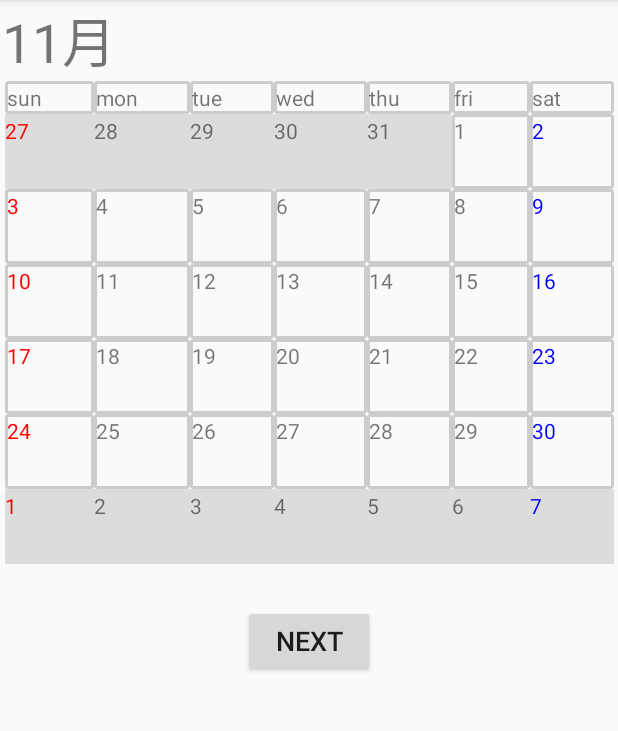
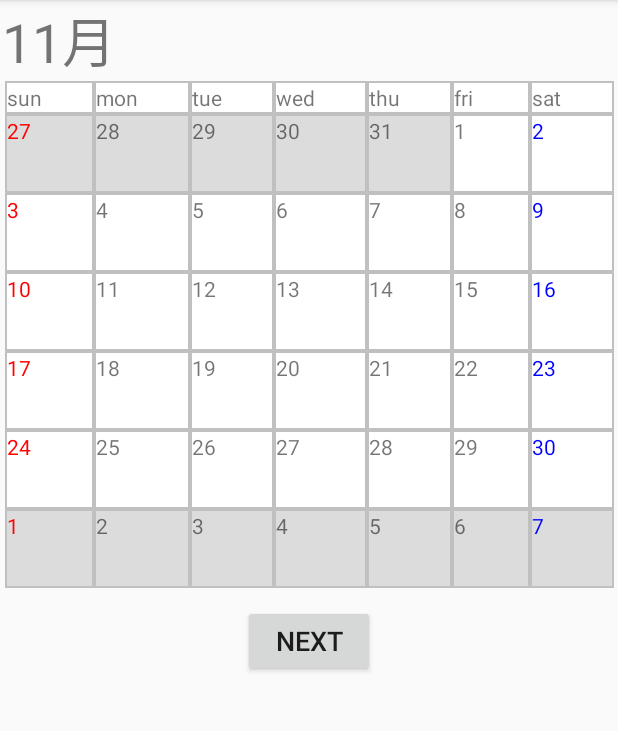
Before and after one commit to fkmrtsk/MyCalendar, an Android app: the LeftFragment screen opened through its navigation route, on a phone screen of 412 x 824 dp, the part 84-815 px from its top. Run offline under Robolectric (Android 15) with nearby library versions, the phone set to English and light mode, and no system bars.

Commit message:
change_background_color 枠線を表示するよう修正

```diff
--- a/app/src/main/res/layout/fragment_left.xml
+++ b/app/src/main/res/layout/fragment_left.xml
@@ -27,440 +27,495 @@
         <TableRow
             android:id="@+id/weekView"
             android:layout_width="match_parent"
-            android:layout_height="match_parent">
+            android:layout_height="match_parent"
+            android:background="#c0c0c0">
 
             <TextView
                 android:id="@+id/sunView"
                 android:layout_width="wrap_content"
                 android:layout_height="wrap_content"
                 android:layout_weight="1"
-                android:background="@drawable/text_border"
-                android:text="@string/sunView"/>
+                android:background="#FFFFFF"
+                android:text="@string/sunView"
+                android:layout_margin="1dp"/>
 
             <TextView
                 android:id="@+id/monView"
                 android:layout_width="wrap_content"
                 android:layout_height="wrap_content"
                 android:layout_weight="1"
-                android:background="@drawable/text_border"
-                android:text="@string/monView"/>
+                android:background="#FFFFFF"
+                android:text="@string/monView"
+                android:layout_margin="1dp"/>
 
             <TextView
                 android:id="@+id/tueView"
                 android:layout_width="wrap_content"
                 android:layout_height="wrap_content"
                 android:layout_weight="1"
-                android:background="@drawable/text_border"
-                android:text="@string/tueView"/>
+                android:background="#FFFFFF"
+                android:text="@string/tueView"
+                android:layout_margin="1dp"/>
 
             <TextView
                 android:id="@+id/wedView"
                 android:layout_width="wrap_content"
                 android:layout_height="wrap_content"
                 android:layout_weight="1"
-                android:background="@drawable/text_border"
-                android:text="@string/wedView"/>
+                android:background="#FFFFFF"
+                android:text="@string/wedView"
+                android:layout_margin="1dp"/>
 
             <TextView
                 android:id="@+id/thuView"
                 android:layout_width="wrap_content"
                 android:layout_height="wrap_content"
                 android:layout_weight="1"
-                android:background="@drawable/text_border"
-                android:text="@string/thuView"/>
+                android:background="#FFFFFF"
+                android:text="@string/thuView"
+                android:layout_margin="1dp"/>
 
             <TextView
                 android:id="@+id/friView"
                 android:layout_width="wrap_content"
                 android:layout_height="wrap_content"
                 android:layout_weight="1"
-                android:background="@drawable/text_border"
-                android:text="@string/friView"/>
+                android:background="#FFFFFF"
+                android:text="@string/friView"
+                android:layout_margin="1dp"/>
 
             <TextView
                 android:id="@+id/satView"
                 android:layout_width="wrap_content"
                 android:layout_height="wrap_content"
                 android:layout_weight="1"
-                android:background="@drawable/text_border"
-                android:text="@string/satView"/>
-
+                android:background="#FFFFFF"
+                android:text="@string/satView"
+                android:layout_margin="1dp"/>
         </TableRow>
 
         <TableRow
             android:id="@+id/firstWeekView"
             android:layout_width="match_parent"
-            android:layout_height="match_parent">
+            android:layout_height="match_parent"
+            android:background="#c0c0c0">
 
             <TextView
                 android:id="@+id/sunFirstView"
                 android:layout_width="wrap_content"
                 android:layout_height="50dp"
                 android:layout_weight="1"
-                android:background="@drawable/text_border"
-                android:text="@string/sunFirstView"/>
+                android:background="#FFFFFF"
+                android:text="@string/sunFirstView"
+                android:layout_margin="1dp"/>
 
             <TextView
                 android:id="@+id/monFirstView"
                 android:layout_width="wrap_content"
                 android:layout_height="50dp"
                 android:layout_weight="1"
-                android:background="@drawable/text_border"
-                android:text="@string/monFirstView"/>
+                android:background="#FFFFFF"
+                android:text="@string/monFirstView"
+                android:layout_margin="1dp"/>
 
             <TextView
                 android:id="@+id/tueFirstView"
                 android:layout_width="wrap_content"
                 android:layout_height="50dp"
                 android:layout_weight="1"
-                android:background="@drawable/text_border"
-                android:text="@string/tueFirstView"/>
+                android:background="#FFFFFF"
+                android:text="@string/tueFirstView"
+                android:layout_margin="1dp"/>
 
             <TextView
                 android:id="@+id/wedFirstView"
                 android:layout_width="wrap_content"
                 android:layout_height="50dp"
                 android:layout_weight="1"
-                android:background="@drawable/text_border"
-                android:text="@string/wedFirstView"/>
+                android:background="#FFFFFF"
+                android:text="@string/wedFirstView"
+                android:layout_margin="1dp"/>
 
             <TextView
                 android:id="@+id/thuFirstView"
                 android:layout_width="wrap_content"
                 android:layout_height="50dp"
                 android:layout_weight="1"
-                android:background="@drawable/text_border"
-                android:text="@string/thuFirstView"/>
+                android:background="#FFFFFF"
+                android:text="@string/thuFirstView"
+                android:layout_margin="1dp"/>
 
             <TextView
                 android:id="@+id/friFirstView"
                 android:layout_width="wrap_content"
                 android:layout_height="50dp"
                 android:layout_weight="1"
-                android:background="@drawable/text_border"
-                android:text="@string/friFirstView"/>
+                android:background="#FFFFFF"
+                android:text="@string/friFirstView"
+                android:layout_margin="1dp"/>
 
             <TextView
                 android:id="@+id/satFirstView"
                 android:layout_width="wrap_content"
                 android:layout_height="50dp"
                 android:layout_weight="1"
-                android:background="@drawable/text_border"
-                android:text="@string/satFirstView"/>
+                android:background="#FFFFFF"
+                android:text="@string/satFirstView"
+                android:layout_margin="1dp"/>
         </TableRow>
 
         <TableRow
             android:id="@+id/secondWeekView"
             android:layout_width="match_parent"
-            android:layout_height="match_parent">
+            android:layout_height="match_parent"
+            android:background="#c0c0c0">
 
             <TextView
                 android:id="@+id/sunSecondView"
                 android:layout_width="wrap_content"
                 android:layout_height="50dp"
                 android:layout_weight="1"
-                android:background="@drawable/text_border"
-                android:text="@string/sunFirstView"/>
+                android:background="#FFFFFF"
+                android:text="@string/sunFirstView"
+                android:layout_margin="1dp"/>
 
             <TextView
                 android:id="@+id/monSecondView"
                 android:layout_width="wrap_content"
                 android:layout_height="50dp"
                 android:layout_weight="1"
-                android:background="@drawable/text_border"
-                android:text="@string/monFirstView"/>
+                android:background="#FFFFFF"
+                android:text="@string/monFirstView"
+                android:layout_margin="1dp"/>
 
             <TextView
                 android:id="@+id/tueSecondView"
                 android:layout_width="wrap_content"
                 android:layout_height="50dp"
                 android:layout_weight="1"
-                android:background="@drawable/text_border"
-                android:text="@string/tueFirstView"/>
+                android:background="#FFFFFF"
+                android:text="@string/tueFirstView"
+                android:layout_margin="1dp"/>
 
             <TextView
                 android:id="@+id/wedSecondView"
                 android:layout_width="wrap_content"
                 android:layout_height="50dp"
                 android:layout_weight="1"
-                android:background="@drawable/text_border"
-                android:text="@string/wedFirstView"/>
+                android:background="#FFFFFF"
+                android:text="@string/wedFirstView"
+                android:layout_margin="1dp"/>
 
             <TextView
                 android:id="@+id/thuSecondView"
                 android:layout_width="wrap_content"
                 android:layout_height="50dp"
                 android:layout_weight="1"
-                android:background="@drawable/text_border"
-                android:text="@string/thuFirstView"/>
+                android:background="#FFFFFF"
+                android:text="@string/thuFirstView"
+                android:layout_margin="1dp"/>
 
             <TextView
                 android:id="@+id/friSecondView"
                 android:layout_width="wrap_content"
                 android:layout_height="50dp"
                 android:layout_weight="1"
-                android:background="@drawable/text_border"
-                android:text="@string/friFirstView"/>
+                android:background="#FFFFFF"
+                android:text="@string/friFirstView"
+                android:layout_margin="1dp"/>
 
             <TextView
                 android:id="@+id/satSecondView"
                 android:layout_width="wrap_content"
                 android:layout_height="50dp"
                 android:layout_weight="1"
-                android:background="@drawable/text_border"
-                android:text="@string/satFirstView"/>
+                android:background="#FFFFFF"
+                android:text="@string/satFirstView"
+                android:layout_margin="1dp"/>
 
         </TableRow>
 
         <TableRow
             android:id="@+id/thirdWeekView"
             android:layout_width="match_parent"
-            android:layout_height="match_parent">
+            android:layout_height="match_parent"
+            android:background="#c0c0c0">
 
             <TextView
                 android:id="@+id/sunThirdView"
                 android:layout_width="wrap_content"
                 android:layout_height="50dp"
                 android:layout_weight="1"
-                android:background="@drawable/text_border"
-                android:text="@string/sunFirstView"/>
+                android:background="#FFFFFF"
+                android:text="@string/sunFirstView"
+                android:layout_margin="1dp"/>
 
             <TextView
                 android:id="@+id/monThirdView"
                 android:layout_width="wrap_content"
                 android:layout_height="50dp"
                 android:layout_weight="1"
-                android:background="@drawable/text_border"
-                android:text="@string/monFirstView"/>
+                android:background="#FFFFFF"
+                android:text="@string/monFirstView"
+                android:layout_margin="1dp"/>
 
             <TextView
                 android:id="@+id/tueThirdView"
                 android:layout_width="wrap_content"
                 android:layout_height="50dp"
                 android:layout_weight="1"
-                android:background="@drawable/text_border"
-                android:text="@string/tueFirstView"/>
+                android:background="#FFFFFF"
+                android:text="@string/tueFirstView"
+                android:layout_margin="1dp"/>
 
             <TextView
                 android:id="@+id/wedThirdView"
                 android:layout_width="wrap_content"
                 android:layout_height="50dp"
                 android:layout_weight="1"
-                android:background="@drawable/text_border"
-                android:text="@string/wedFirstView"/>
+                android:background="#FFFFFF"
+                android:text="@string/wedFirstView"
+                android:layout_margin="1dp"/>
 
             <TextView
                 android:id="@+id/thuThirdView"
                 android:layout_width="wrap_content"
                 android:layout_height="50dp"
                 android:layout_weight="1"
-                android:background="@drawable/text_border"
-                android:text="@string/thuFirstView"/>
+                android:background="#FFFFFF"
+                android:text="@string/thuFirstView"
+                android:layout_margin="1dp"/>
 
             <TextView
                 android:id="@+id/friThirdView"
                 android:layout_width="wrap_content"
                 android:layout_height="50dp"
                 android:layout_weight="1"
-                android:background="@drawable/text_border"
-                android:text="@string/friFirstView"/>
+                android:background="#FFFFFF"
+                android:text="@string/friFirstView"
+                android:layout_margin="1dp"/>
 
             <TextView
                 android:id="@+id/satThirdView"
                 android:layout_width="wrap_content"
                 android:layout_height="50dp"
                 android:layout_weight="1"
-                android:background="@drawable/text_border"
-                android:text="@string/satFirstView"/>
+                android:background="#FFFFFF"
+                android:text="@string/satFirstView"
+                android:layout_margin="1dp"/>
 
         </TableRow>
 
         <TableRow
             android:id="@+id/fourthWeekView"
             android:layout_width="match_parent"
-            android:layout_height="match_parent">
+            android:layout_height="match_parent"
+            android:background="#c0c0c0">
 
             <TextView
                 android:id="@+id/sunFourthView"
                 android:layout_width="wrap_content"
                 android:layout_height="50dp"
                 android:layout_weight="1"
-                android:background="@drawable/text_border"
-                android:text="@string/sunFirstView"/>
+                android:background="#FFFFFF"
+                android:text="@string/sunFirstView"
+                android:layout_margin="1dp"/>
 
             <TextView
                 android:id="@+id/monFourthView"
                 android:layout_width="wrap_content"
                 android:layout_height="50dp"
                 android:layout_weight="1"
-                android:background="@drawable/text_border"
-                android:text="@string/monFirstView"/>
+                android:background="#FFFFFF"
+                android:text="@string/monFirstView"
+                android:layout_margin="1dp"/>
 
             <TextView
                 android:id="@+id/tueFourthView"
                 android:layout_width="wrap_content"
                 android:layout_height="50dp"
                 android:layout_weight="1"
-                android:background="@drawable/text_border"
-                android:text="@string/tueFirstView"/>
+                android:background="#FFFFFF"
+                android:text="@string/tueFirstView"
+                android:layout_margin="1dp"/>
 
             <TextView
                 android:id="@+id/wedFourthView"
                 android:layout_width="wrap_content"
                 android:layout_height="50dp"
                 android:layout_weight="1"
-                android:background="@drawable/text_border"
-                android:text="@string/wedFirstView"/>
+                android:background="#FFFFFF"
+                android:text="@string/wedFirstView"
+                android:layout_margin="1dp"/>
 
             <TextView
                 android:id="@+id/thuFourthView"
                 android:layout_width="wrap_content"
                 android:layout_height="50dp"
                 android:layout_weight="1"
-                android:background="@drawable/text_border"
-                android:text="@string/thuFirstView"/>
+                android:background="#FFFFFF"
+                android:text="@string/thuFirstView"
+                android:layout_margin="1dp"/>
 
             <TextView
                 android:id="@+id/friFourthView"
                 android:layout_width="wrap_content"
                 android:layout_height="50dp"
                 android:layout_weight="1"
-                android:background="@drawable/text_border"
-                android:text="@string/friFirstView"/>
+                android:background="#FFFFFF"
+                android:text="@string/friFirstView"
+                android:layout_margin="1dp"/>
 
             <TextView
                 android:id="@+id/satFourthView"
                 android:layout_width="wrap_content"
                 android:layout_height="50dp"
                 android:layout_weight="1"
-                android:background="@drawable/text_border"
-                android:text="@string/satFirstView"/>
+                android:background="#FFFFFF"
+                android:text="@string/satFirstView"
+                android:layout_margin="1dp"/>
 
         </TableRow>
 
         <TableRow
             android:id="@+id/fifthWeekView"
             android:layout_width="match_parent"
-            android:layout_height="match_parent">
+            android:layout_height="match_parent"
+            android:background="#c0c0c0">
 
             <TextView
                 android:id="@+id/sunFifthView"
                 android:layout_width="wrap_content"
                 android:layout_height="50dp"
                 android:layout_weight="1"
-                android:background="@drawable/text_border"
-                android:text="@string/sunFirstView"/>
+                android:background="#FFFFFF"
+                android:text="@string/sunFirstView"
+                android:layout_margin="1dp"/>
 
             <TextView
                 android:id="@+id/monFifthView"
                 android:layout_width="wrap_content"
                 android:layout_height="50dp"
                 android:layout_weight="1"
-                android:background="@drawable/text_border"
-                android:text="@string/monFirstView"/>
+                android:background="#FFFFFF"
+                android:text="@string/monFirstView"
+                android:layout_margin="1dp"/>
 
             <TextView
                 android:id="@+id/tueFifthView"
                 android:layout_width="wrap_content"
                 android:layout_height="50dp"
                 android:layout_weight="1"
-                android:background="@drawable/text_border"
-                android:text="@string/tueFirstView"/>
+                android:background="#FFFFFF"
+                android:text="@string/tueFirstView"
+                android:layout_margin="1dp"/>
 
             <TextView
                 android:id="@+id/wedFifthView"
                 android:layout_width="wrap_content"
                 android:layout_height="50dp"
                 android:layout_weight="1"
-                android:background="@drawable/text_border"
-                android:text="@string/wedFirstView"/>
+                android:background="#FFFFFF"
+                android:text="@string/wedFirstView"
+                android:layout_margin="1dp"/>
 
             <TextView
                 android:id="@+id/thuFifthView"
                 android:layout_width="wrap_content"
                 android:layout_height="50dp"
                 android:layout_weight="1"
-                android:background="@drawable/text_border"
-                android:text="@string/thuFirstView"/>
+                android:background="#FFFFFF"
+                android:text="@string/thuFirstView"
+                android:layout_margin="1dp"/>
 
             <TextView
                 android:id="@+id/friFifthView"
                 android:layout_width="wrap_content"
                 android:layout_height="50dp"
                 android:layout_weight="1"
-                android:background="@drawable/text_border"
-                android:text="@string/friFirstView"/>
+                android:background="#FFFFFF"
+                android:text="@string/friFirstView"
+                android:layout_margin="1dp"/>
 
             <TextView
                 android:id="@+id/satFifthView"
                 android:layout_width="wrap_content"
                 android:layout_height="50dp"
                 android:layout_weight="1"
-                android:background="@drawable/text_border"
-                android:text="@string/satFirstView"/>
+                android:background="#FFFFFF"
+                android:text="@string/satFirstView"
+                android:layout_margin="1dp"/>
 
         </TableRow>
 
         <TableRow
             android:id="@+id/sixthWeekView"
             android:layout_width="match_parent"
-            android:layout_height="match_parent">
+            android:layout_height="match_parent"
+            android:background="#c0c0c0">
 
             <TextView
                 android:id="@+id/sunSixthView"
                 android:layout_width="wrap_content"
                 android:layout_height="50dp"
                 android:layout_weight="1"
-                android:background="@drawable/text_border"
-                android:text="@string/sunFirstView"/>
+                android:background="#FFFFFF"
+                android:text="@string/sunFirstView"
+                android:layout_margin="1dp"/>
 
             <TextView
                 android:id="@+id/monSixthView"
                 android:layout_width="wrap_content"
                 android:layout_height="50dp"
                 android:layout_weight="1"
-                android:background="@drawable/text_border"
-                android:text="@string/monFirstView"/>
+                android:background="#FFFFFF"
+                android:text="@string/monFirstView"
+                android:layout_margin="1dp"/>
 
             <TextView
                 android:id="@+id/tueSixthView"
                 android:layout_width="wrap_content"
                 android:layout_height="50dp"
                 android:layout_weight="1"
-                android:background="@drawable/text_border"
-                android:text="@string/tueFirstView"/>
+                android:background="#FFFFFF"
+                android:text="@string/tueFirstView"
+                android:layout_margin="1dp"/>
 
             <TextView
                 android:id="@+id/wedSixthView"
                 android:layout_width="wrap_content"
                 android:layout_height="50dp"
                 android:layout_weight="1"
-                android:background="@drawable/text_border"
-                android:text="@string/wedFirstView"/>
+                android:background="#FFFFFF"
+                android:text="@string/wedFirstView"
+                android:layout_margin="1dp"/>
 
             <TextView
                 android:id="@+id/thuSixthView"
                 android:layout_width="wrap_content"
                 android:layout_height="50dp"
                 android:layout_weight="1"
-                android:background="@drawable/text_border"
-                android:text="@string/thuFirstView"/>
+                android:background="#FFFFFF"
+                android:text="@string/thuFirstView"
+                android:layout_margin="1dp"/>
 
             <TextView
                 android:id="@+id/friSixthView"
                 android:layout_width="wrap_content"
                 android:layout_height="50dp"
                 android:layout_weight="1"
-                android:background="@drawable/text_border"
-                android:text="@string/friFirstView"/>
+                android:background="#FFFFFF"
+                android:text="@string/friFirstView"
+                android:layout_margin="1dp"/>
 
             <TextView
                 android:id="@+id/satSixthView"
                 android:layout_width="wrap_content"
                 android:layout_height="50dp"
                 android:layout_weight="1"
-                android:background="@drawable/text_border"
-                android:text="@string/satFirstView"/>
+                android:background="#FFFFFF"
+                android:text="@string/satFirstView"
+                android:layout_margin="1dp"/>
         </TableRow>
 
     </TableLayout>
```
Also changed, not shown: app/src/main/res/layout/fragment_current.xml (+114 -58 lines), app/src/main/res/layout/fragment_right.xml (+161 -105 lines).
